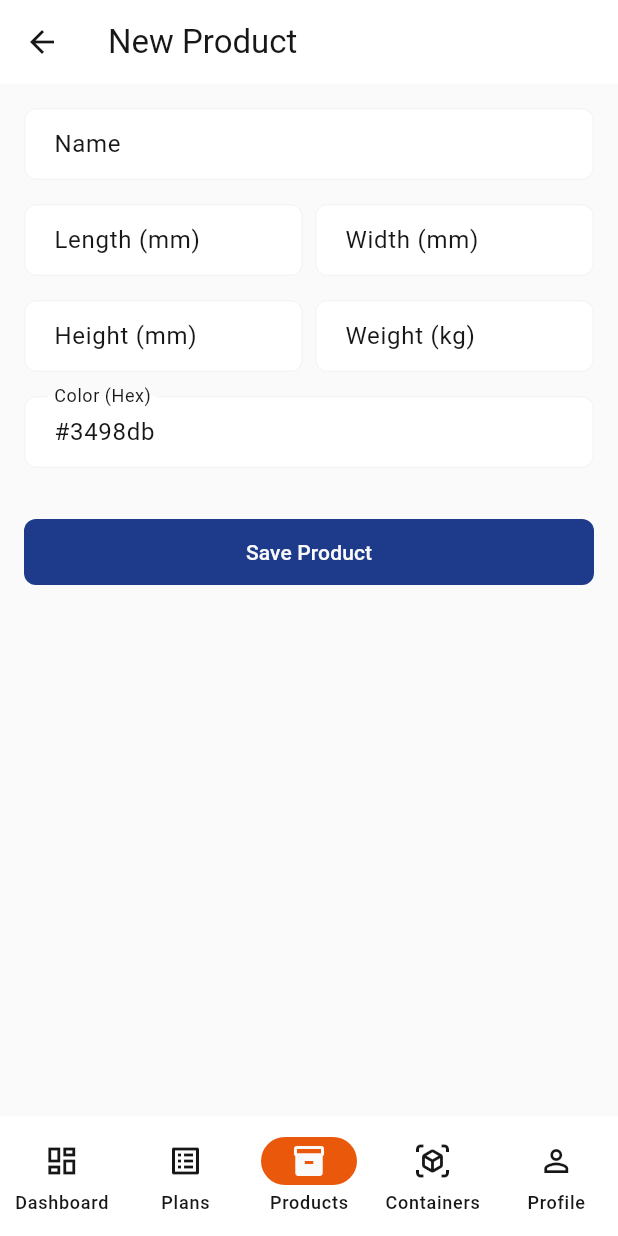
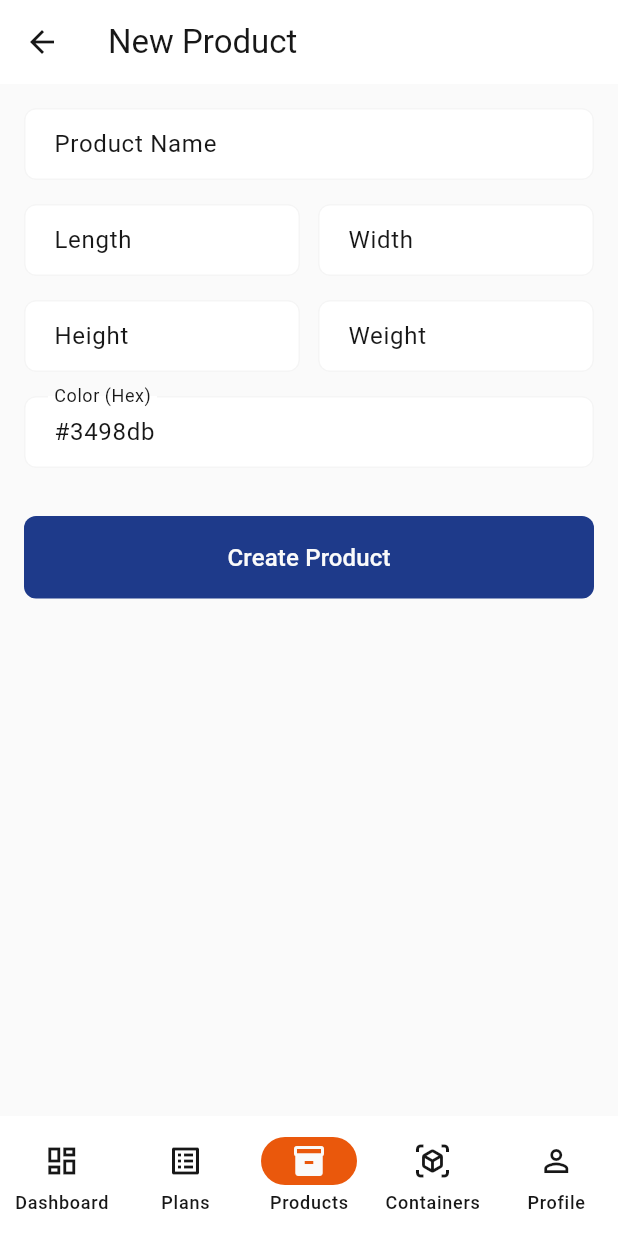
Before and after one commit to ekastn/load-stuffing-calculator, a Flutter app: the ProductListPage screen opened by its route, after a tap on the "add" icon, on a phone screen of 412 x 824 dp. Run offline on Flutter 3.47's test engine with Material 3 defaults, Android fonts, the phone set to English and light mode, and no system bars; our stand-ins replace dio, flutter_secure_storage, freezed_annotation, go_router; accounts and stored records are empty; network calls fail.

Commit message:
ref(mobile): add reusable widgets

```diff
--- /dev/null
+++ b/mobile/lib/components/inputs/app_text_field.dart
@@ -0,0 +1,43 @@
+import 'package:flutter/material.dart';
+
+class AppTextField extends StatelessWidget {
+  final TextEditingController controller;
+  final String label;
+  final String? hint;
+  final bool required;
+  final TextInputType? keyboardType;
+  final String? Function(String?)? validator;
+  final int? maxLines;
+  final Widget? suffix;
+
+  const AppTextField({
+    super.key,
+    required this.controller,
+    required this.label,
+    this.hint,
+    this.required = false,
+    this.keyboardType,
+    this.validator,
+    this.maxLines = 1,
+    this.suffix,
+  });
+
+  @override
+  Widget build(BuildContext context) {
+    return TextFormField(
+      controller: controller,
+      decoration: InputDecoration(
+        labelText: label,
+        hintText: hint,
+        border: const OutlineInputBorder(),
+        suffix: suffix,
+      ),
+      keyboardType: keyboardType,
+      maxLines: maxLines,
+      validator: validator ??
+          (required
+              ? (value) => value == null || value.isEmpty ? 'Required' : null
+              : null),
+    );
+  }
+}
--- /dev/null
+++ b/mobile/lib/components/inputs/number_field.dart
@@ -0,0 +1,52 @@
+import 'package:flutter/material.dart';
+import 'app_text_field.dart';
+
+class NumberField extends StatelessWidget {
+  final TextEditingController controller;
+  final String label;
+  final bool required;
+  final String? unit;
+  final double? min;
+  final double? max;
+
+  const NumberField({
+    super.key,
+    required this.controller,
+    required this.label,
+    this.required = false,
+    this.unit,
+    this.min,
+    this.max,
+  });
+
+  @override
+  Widget build(BuildContext context) {
+    return AppTextField(
+      controller: controller,
+      label: label,
+      required: required,
+      keyboardType: const TextInputType.numberWithOptions(decimal: true),
+      suffix: unit != null ? Text(unit!) : null,
+      validator: (value) {
+        if (value == null || value.isEmpty) {
+          return required ? 'Required' : null;
+        }
+
+        final number = double.tryParse(value);
+        if (number == null) {
+          return 'Invalid number';
+        }
+
+        if (min != null && number < min!) {
+          return 'Must be ≥ $min';
+        }
+
+        if (max != null && number > max!) {
+          return 'Must be ≤ $max';
+        }
+
+        return null;
+      },
+    );
+  }
+}
--- /dev/null
+++ b/mobile/lib/components/widgets/error_state.dart
@@ -0,0 +1,54 @@
+import 'package:flutter/material.dart';
+
+class ErrorState extends StatelessWidget {
+  final String message;
+  final VoidCallback? onRetry;
+
+  const ErrorState({
+    super.key,
+    required this.message,
+    this.onRetry,
+  });
+
+  @override
+  Widget build(BuildContext context) {
+    return Center(
+      child: Padding(
+        padding: const EdgeInsets.all(24.0),
+        child: Column(
+          mainAxisAlignment: MainAxisAlignment.center,
+          children: [
+            Icon(
+              Icons.error_outline,
+              size: 64,
+              color: Colors.red.shade400,
+            ),
+            const SizedBox(height: 16),
+            Text(
+              'Error',
+              style: TextStyle(
+                fontSize: 18,
+                fontWeight: FontWeight.bold,
+                color: Colors.red.shade700,
+              ),
+            ),
+            const SizedBox(height: 8),
+            Text(
+              message,
+              style: const TextStyle(fontSize: 14),
+              textAlign: TextAlign.center,
+            ),
+            if (onRetry != null) ...[
+              const SizedBox(height: 24),
+              ElevatedButton.icon(
+                onPressed: onRetry,
+                icon: const Icon(Icons.refresh),
+                label: const Text('Retry'),
+              ),
+            ],
+          ],
+        ),
+      ),
+    );
+  }
+}
--- a/mobile/lib/pages/resources/product_form_page.dart
+++ b/mobile/lib/pages/resources/product_form_page.dart
@@ -3,7 +3,10 @@ import 'package:provider/provider.dart';
 import 'package:go_router/go_router.dart';
 import '../../providers/product_provider.dart';
 import '../../models/product_model.dart';
-import '../../dtos/product_dto.dart'; // Keeping DTO for Create Request
+import '../../dtos/product_dto.dart';
+import '../../components/inputs/app_text_field.dart';
+import '../../components/inputs/number_field.dart';
+import '../../components/widgets/loading_state.dart';
 
 class ProductFormPage extends StatefulWidget {
   final String? productId;
@@ -38,7 +41,6 @@ class _ProductFormPageState extends State<ProductFormPage> {
   Future<void> _loadProductData() async {
     setState(() => _isLoading = true);
     try {
-      // Find from provider cache first
       final provider = context.read<ProductProvider>();
       var product = provider.products.cast<ProductModel?>().firstWhere(
             (p) => p?.id == widget.productId,
@@ -65,74 +67,87 @@ class _ProductFormPageState extends State<ProductFormPage> {
         title: Text(widget.productId == null ? 'New Product' : 'Edit Product'),
       ),
       body: _isLoading
-          ? const Center(child: CircularProgressIndicator())
+          ? const LoadingState()
           : SingleChildScrollView(
               padding: const EdgeInsets.all(16.0),
               child: Form(
                 key: _formKey,
                 child: Column(
                   children: [
-                    TextFormField(
+                    AppTextField(
                       controller: _nameController,
-                      decoration: const InputDecoration(labelText: 'Name'),
-                      validator: (value) => value == null || value.isEmpty ? 'Required' : null,
+                      label: 'Product Name',
+                      required: true,
                     ),
                     const SizedBox(height: 16),
                     Row(
                       children: [
                         Expanded(
-                          child: TextFormField(
+                          child: NumberField(
                             controller: _lengthController,
-                            decoration: const InputDecoration(labelText: 'Length (mm)'),
-                            keyboardType: TextInputType.number,
-                            validator: (v) => v == null || double.tryParse(v) == null ? 'Invalid' : null,
+                            label: 'Length',
+                            unit: 'mm',
+                            required: true,
+                            min: 0,
                           ),
                         ),
-                        const SizedBox(width: 8),
+                        const SizedBox(width: 12),
                         Expanded(
-                          child: TextFormField(
+                          child: NumberField(
                             controller: _widthController,
-                            decoration: const InputDecoration(labelText: 'Width (mm)'),
-                            keyboardType: TextInputType.number,
-                             validator: (v) => v == null || double.tryParse(v) == null ? 'Invalid' : null,
+                            label: 'Width',
+                            unit: 'mm',
+                            required: true,
+                            min: 0,
                           ),
                         ),
                       ],
                     ),
                     const SizedBox(height: 16),
-                     Row(
+                    Row(
                       children: [
                         Expanded(
-                          child: TextFormField(
+                          child: NumberField(
                             controller: _heightController,
-                            decoration: const InputDecoration(labelText: 'Height (mm)'),
-                            keyboardType: TextInputType.number,
-                             validator: (v) => v == null || double.tryParse(v) == null ? 'Invalid' : null,
+                            label: 'Height',
+                            unit: 'mm',
+                            required: true,
+                            min: 0,
                           ),
                         ),
-                        const SizedBox(width: 8),
+                        const SizedBox(width: 12),
                         Expanded(
-                          child: TextFormField(
+                          child: NumberField(
                             controller: _weightController,
-                            decoration: const InputDecoration(labelText: 'Weight (kg)'),
-                            keyboardType: TextInputType.number,
-                             validator: (v) => v == null || double.tryParse(v) == null ? 'Invalid' : null,
+                            label: 'Weight',
+                            unit: 'kg',
+                            required: true,
+                            min: 0,
                           ),
                         ),
                       ],
                     ),
                     const SizedBox(height: 16),
-                    TextFormField(
+                    AppTextField(
                       controller: _colorController,
-                      decoration: const InputDecoration(labelText: 'Color (Hex)'),
-                       validator: (v) => v == null || !v.startsWith('#') ? 'Must start with #' : null,
+                      label: 'Color (Hex)',
+                      hint: '#3498db',
+                      validator: (v) => v == null || !v.startsWith('#')
+                          ? 'Must start with #'
+                          : null,
                     ),
                     const SizedBox(height: 32),
                     SizedBox(
                       width: double.infinity,
                       child: ElevatedButton(
                         onPressed: _submit,
-                        child: const Text('Save Product'),
+                        style: ElevatedButton.styleFrom(
+                          padding: const EdgeInsets.symmetric(vertical: 16),
+                        ),
+                        child: Text(
+                          widget.productId == null ? 'Create Product' : 'Update Product',
+                          style: const TextStyle(fontSize: 16),
+                        ),
                       ),
                     ),
                   ],
@@ -179,7 +194,11 @@ class _ProductFormPageState extends State<ProductFormPage> {
       if (mounted) {
         context.pop();
         ScaffoldMessenger.of(context).showSnackBar(
-          const SnackBar(content: Text('Product saved successfully')),
+          SnackBar(
+            content: Text(widget.productId == null
+                ? 'Product created successfully'
+                : 'Product updated successfully'),
+          ),
         );
       }
     } catch (e) {
--- a/mobile/lib/pages/resources/product_list_page.dart
+++ b/mobile/lib/pages/resources/product_list_page.dart
@@ -3,7 +3,11 @@ import 'package:provider/provider.dart';
 import 'package:go_router/go_router.dart';
 import '../../providers/product_provider.dart';
 import '../../models/product_model.dart';
-// import '../../utils/ui_helpers.dart';
+import '../../components/widgets/empty_state.dart';
+import '../../components/widgets/loading_state.dart';
+import '../../components/widgets/error_state.dart';
+import '../../components/cards/resource_list_item.dart';
+import '../../components/dialogs/confirm_dialog.dart';
 
 class ProductListPage extends StatefulWidget {
   const ProductListPage({super.key});
@@ -34,58 +38,49 @@ class _ProductListPageState extends State<ProductListPage> {
         ],
       ),
       floatingActionButton: FloatingActionButton(
-        onPressed: () {
-            // Navigate to create form
-            context.push('/products/new');
-        },
+        onPressed: () => context.push('/products/new'),
         child: const Icon(Icons.add),
       ),
       body: Consumer<ProductProvider>(
         builder: (context, provider, child) {
           if (provider.isLoading && provider.products.isEmpty) {
-            return const Center(child: CircularProgressIndicator());
+            return const LoadingState();
           }
 
           if (provider.error != null && provider.products.isEmpty) {
-            return Center(child: Text('Error: ${provider.error}'));
+            return ErrorState(
+              message: provider.error!,
+              onRetry: () => provider.fetchProducts(),
+            );
           }
 
           if (provider.products.isEmpty) {
-            return const Center(child: Text('No products found.'));
+            return const EmptyState(
+              message: 'No products found.\nTap + to add a new product.',
+              icon: Icons.inventory_outlined,
+            );
           }
 
           return ListView.builder(
             itemCount: provider.products.length,
             itemBuilder: (context, index) {
               final product = provider.products[index];
-              return Card(
-                margin: const EdgeInsets.symmetric(horizontal: 16, vertical: 8),
-                child: ListTile(
+              return ResourceListItem(
                 leading: CircleAvatar(
                   backgroundColor: product.colorHex != null
-                        ? Color(int.parse(product.colorHex!.replaceFirst('#', '0xFF')))
+                      ? Color(int.parse(
+                          product.colorHex!.replaceFirst('#', '0xFF')))
                       : Colors.grey,
-                    child: Text(product.name.substring(0, 1).toUpperCase()),
-                  ),
-                  title: Text(product.name),
-                  subtitle: Text('${product.lengthMm}x${product.widthMm}x${product.heightMm}mm • ${product.weightKg}kg'),
-                  trailing: Row(
-                    mainAxisSize: MainAxisSize.min,
-                    children: [
-                       IconButton(
-                        icon: const Icon(Icons.edit, color: Colors.blue),
-                        onPressed: () {
-                            // Navigation to edit
-                            context.push('/products/${product.id}');
-                        },
-                      ),
-                      IconButton(
-                        icon: const Icon(Icons.delete, color: Colors.red),
-                        onPressed: () => _confirmDelete(context, product),
-                      ),
-                    ],
+                  child: Text(
+                    product.name.substring(0, 1).toUpperCase(),
+                    style: const TextStyle(color: Colors.white),
                   ),
                 ),
+                title: product.name,
+                subtitle:
+                    '${product.lengthMm}×${product.widthMm}×${product.heightMm}mm • ${product.weightKg}kg',
+                onEdit: () => context.push('/products/${product.id}'),
+                onDelete: () => _confirmDelete(context, product),
               );
             },
           );
@@ -95,19 +90,13 @@ class _ProductListPageState extends State<ProductListPage> {
   }
 
   void _confirmDelete(BuildContext context, ProductModel product) {
-    showDialog(
+    ConfirmDialog.show(
       context: context,
-      builder: (context) => AlertDialog(
-        title: const Text('Delete Product'),
-        content: Text('Are you sure you want to delete ${product.name}?'),
-        actions: [
-          TextButton(
-            onPressed: () => Navigator.pop(context),
-            child: const Text('Cancel'),
-          ),
-          TextButton(
-            onPressed: () async {
-              Navigator.pop(context);
+      title: 'Delete Product',
+      content: 'Are you sure you want to delete ${product.name}?',
+      confirmText: 'Delete',
+      isDangerous: true,
+      onConfirm: () async {
         try {
           await context.read<ProductProvider>().deleteProduct(product.id);
           if (context.mounted) {
@@ -123,10 +112,6 @@ class _ProductListPageState extends State<ProductListPage> {
           }
         }
       },
-            child: const Text('Delete', style: TextStyle(color: Colors.red)),
-          ),
-        ],
-      ),
     );
   }
 }
```
Also changed, not shown: mobile/lib/components/cards/resource_list_item.dart (added, +67 -0 lines), mobile/lib/components/dialogs/confirm_dialog.dart (added, +69 -0 lines), mobile/lib/components/widgets/empty_state.dart (added, +38 -0 lines), mobile/lib/components/widgets/loading_state.dart (added, +29 -0 lines), mobile/lib/pages/resources/container_form_page.dart (+46 -28 lines), mobile/lib/pages/resources/container_list_page.dart (+31 -47 lines). Lines whose indentation alone changed are shown as unchanged.
